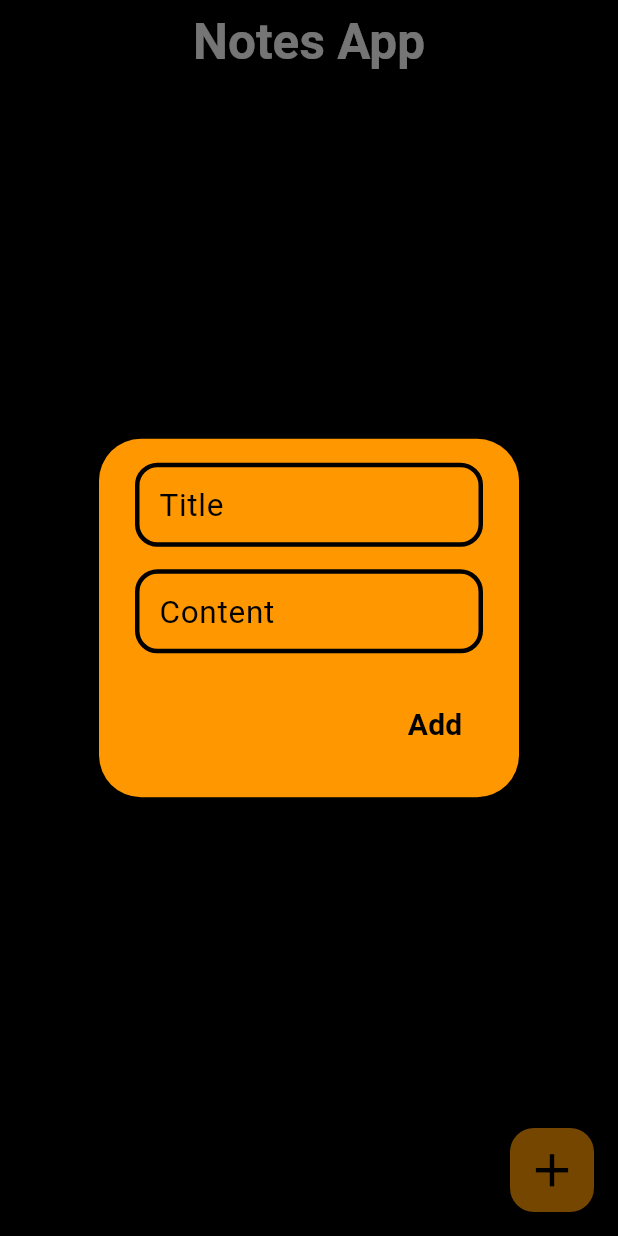
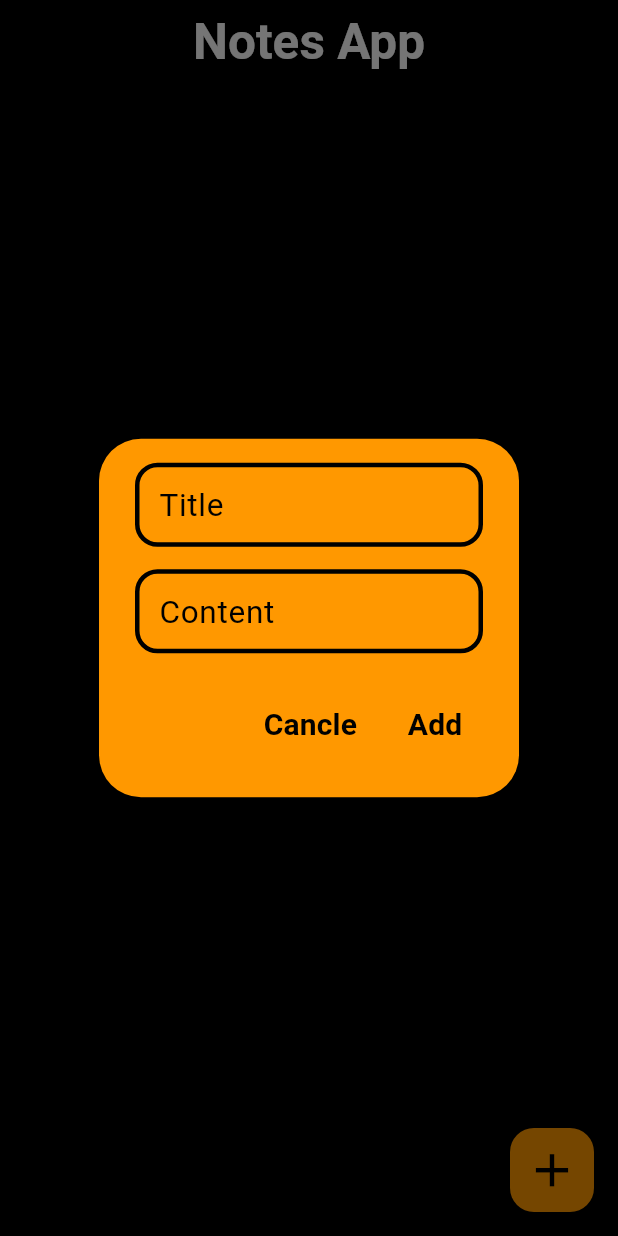
Before and after one commit to AvezChadchan/Notes_App, a Flutter app: the screen it shows after launch, after a tap on the "add" icon, on a phone screen of 412 x 824 dp. Run offline on Flutter 3.47's test engine with Material 3 defaults, Android fonts, the phone set to English and light mode, and no system bars; our stand-ins replace sqflite; accounts and stored records are empty.

Commit message:
feat: Implement note deletion and update NDK version
-   Added functionality to delete notes from the database.
-   Updated the NDK version to "27.0.12077973" in `build.gradle.kts`.
-   updated column_id in db_helper.dart
-  added cancle button in dialog box
- Updated `db_helper.dart` to include a `deleteNote` method.

```diff
--- a/lib/data/local/db_helper.dart
+++ b/lib/data/local/db_helper.dart
@@ -8,7 +8,7 @@ class DBHelper {
   static DBHelper getInstance = DBHelper._();
 
   static final String TABLE_NAME = "notes";
-  static final String COLUMN_ID = "id";
+  static var COLUMN_ID = "id";
   static final String COLUMN_TITLE = "title";
   static final String COLUMN_CONTENT = "content";
 
@@ -29,6 +29,7 @@ class DBHelper {
           "CREATE TABLE $TABLE_NAME($COLUMN_ID INTEGER PRIMARY KEY AUTOINCREMENT,$COLUMN_TITLE TEXT,$COLUMN_CONTENT TEXT)",
         );
       },
+      version: 1,
     );
   }
 
@@ -46,10 +47,17 @@ class DBHelper {
     return rowsEffected > 0;
   }
 
-
   Future<List<Map<String, dynamic>>> getAllNotes() async {
     var db = await getDB();
     List<Map<String, dynamic>> notes = await db.query(TABLE_NAME);
     return notes;
   }
+  Future<void> deleteNote({required var id}) async {
+    var db = await getDB();
+    await db.delete(
+      TABLE_NAME,
+      where: "$COLUMN_ID = ?",
+      whereArgs: [id],
+    );
+  }
 }
--- a/lib/main.dart
+++ b/lib/main.dart
@@ -84,8 +84,11 @@ class _MyHomePageState extends State<MyHomePage> {
                           ),
                         ),
                         trailing: IconButton(
-                          onPressed: () {
+                          onPressed: () async{
+                            int noteID= notes[index][DBHelper.COLUMN_ID];
+                            await dbRef!.deleteNote(id: noteID);
                             setState(() {
+                              getNotes();
                               notes.removeAt(index);
                             });
                           },
@@ -175,19 +178,19 @@ class _MyHomePageState extends State<MyHomePage> {
             ),
           ),
           actions: [
-            // TextButton(
-            //   onPressed: () {
-            //     Navigator.pop(context);
-            //   },
-            //   child: Text(
-            //     "Cancle",
-            //     style: TextStyle(
-            //       fontWeight: FontWeight.bold,
-            //       fontSize: 20,
-            //       color: Colors.black,
-            //     ),
-            //   ),
-            // ),
+            TextButton(
+              onPressed: () {
+                Navigator.pop(context);
+              },
+              child: Text(
+                "Cancle",
+                style: TextStyle(
+                  fontWeight: FontWeight.bold,
+                  fontSize: 20,
+                  color: Colors.black,
+                ),
+              ),
+            ),
             TextButton(
               onPressed: () async {
                 var title = titleController.text;
```
Also changed, not shown: pubspec.lock, 1 other file.
